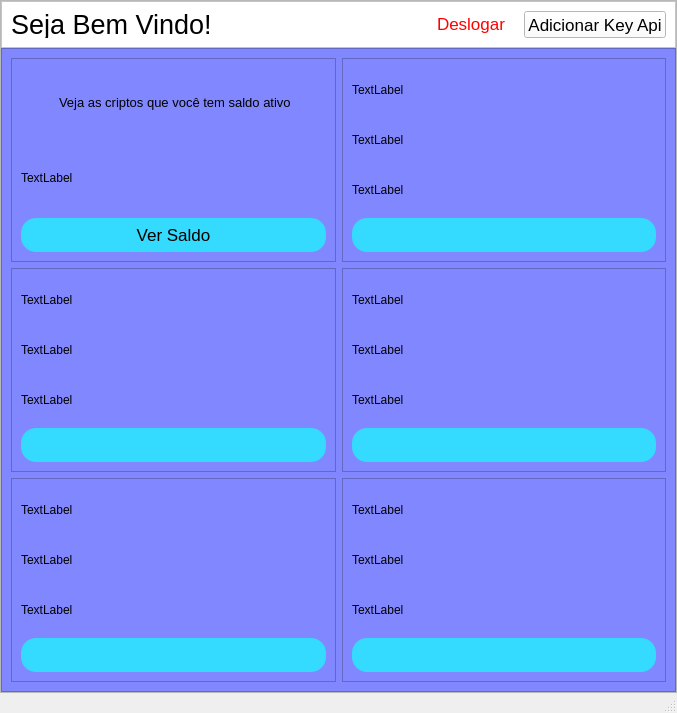
Before: the Qt Designer form Interfaces/segunda_tela.ui in VBSX/Groove-PyCryptoBot, drawn with Qt 5.
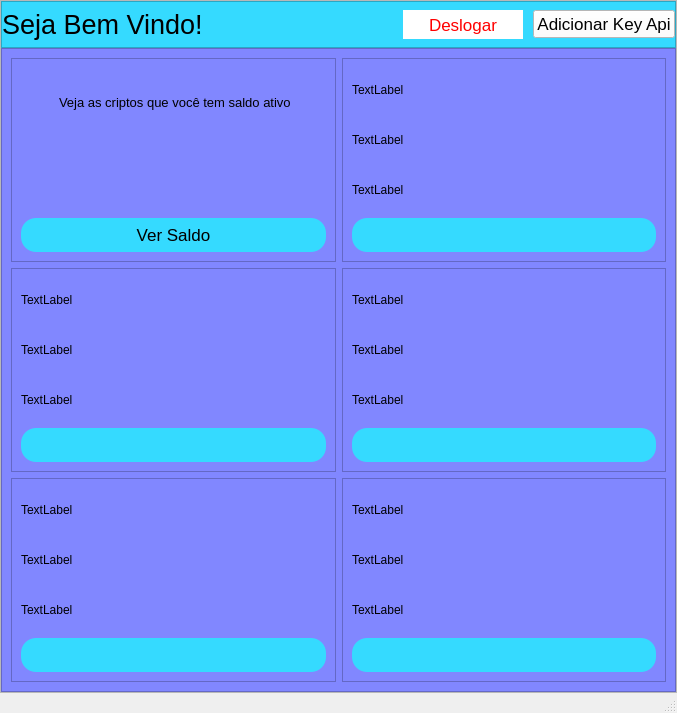
After: the same form once the commit is applied. Icons and pictures are not drawn.

Diff of the .ui file:
```diff
--- a/Interfaces/segunda_tela.ui
+++ b/Interfaces/segunda_tela.ui
@@ -12,13 +12,13 @@
   </property>
   <property name="minimumSize">
    <size>
-    <width>0</width>
-    <height>100</height>
+    <width>677</width>
+    <height>713</height>
    </size>
   </property>
   <property name="maximumSize">
    <size>
-    <width>16777215</width>
+    <width>677</width>
     <height>713</height>
    </size>
   </property>
@@ -79,7 +79,7 @@
         <widget class="QFrame" name="frame_2">
          <property name="minimumSize">
           <size>
-           <width>0</width>
+           <width>200</width>
            <height>0</height>
           </size>
          </property>
@@ -90,7 +90,7 @@
           </size>
          </property>
          <property name="styleSheet">
-          <string notr="true">background-color: rgb(255, 255, 255);</string>
+          <string notr="true">background-color: rgb(53, 218, 255);</string>
          </property>
          <property name="frameShape">
           <enum>QFrame::StyledPanel</enum>
@@ -99,8 +99,29 @@
           <enum>QFrame::Raised</enum>
          </property>
          <layout class="QHBoxLayout" name="horizontalLayout">
+          <property name="spacing">
+           <number>0</number>
+          </property>
+          <property name="leftMargin">
+           <number>0</number>
+          </property>
+          <property name="topMargin">
+           <number>0</number>
+          </property>
+          <property name="rightMargin">
+           <number>0</number>
+          </property>
+          <property name="bottomMargin">
+           <number>0</number>
+          </property>
           <item>
            <widget class="QLabel" name="label">
+            <property name="minimumSize">
+             <size>
+              <width>49</width>
+              <height>0</height>
+             </size>
+            </property>
             <property name="font">
              <font>
               <pointsize>20</pointsize>
@@ -137,6 +158,12 @@
           </item>
           <item>
            <widget class="QPushButton" name="pushButton">
+            <property name="minimumSize">
+             <size>
+              <width>0</width>
+              <height>29</height>
+             </size>
+            </property>
             <property name="font">
              <font>
               <pointsize>13</pointsize>
@@ -146,7 +173,8 @@
              <string notr="true">background-color: rgb(255, 255, 255);
 border-radius: 15px;
 border-style: outset;
-color: rgb(255, 0, 0);</string>
+color: rgb(255, 0, 0);
+margin-right: 10px;</string>
             </property>
             <property name="text">
              <string>Deslogar</string>
@@ -175,6 +203,9 @@
               <pointsize>13</pointsize>
              </font>
             </property>
+            <property name="styleSheet">
+             <string notr="true">background-color: rgb(255, 255, 255);</string>
+            </property>
             <property name="text">
              <string>Adicionar Key Api</string>
             </property>
@@ -247,7 +278,7 @@
                   </size>
                  </property>
                  <property name="text">
-                  <string>TextLabel</string>
+                  <string/>
                  </property>
                 </widget>
                </item>
```
